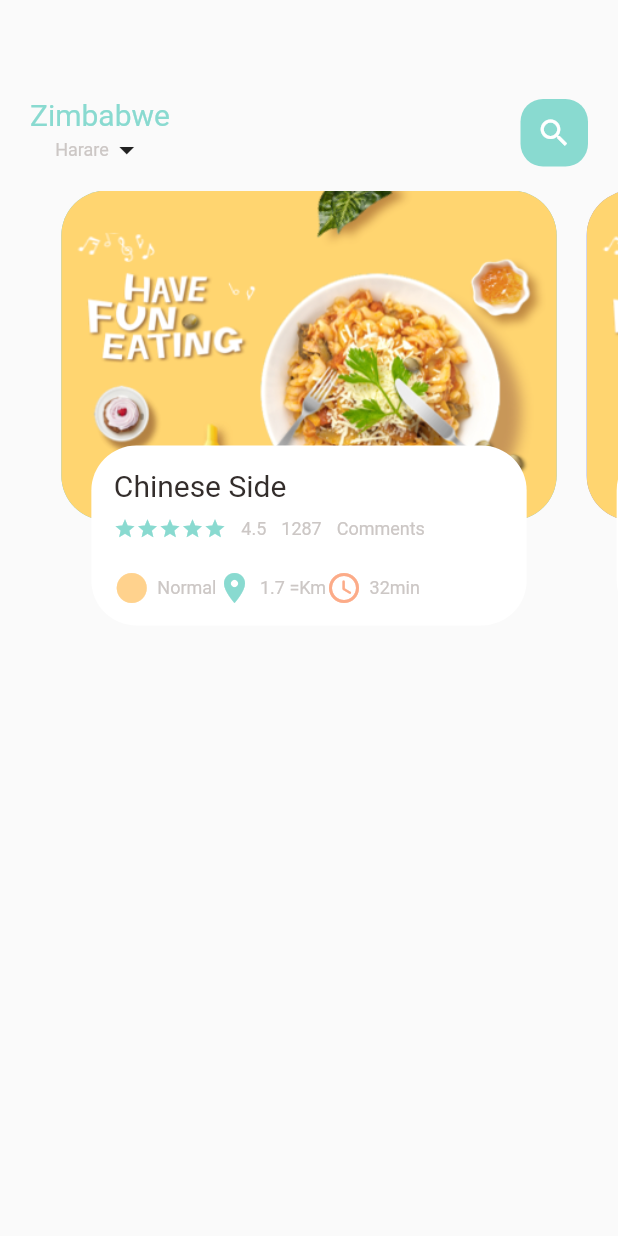
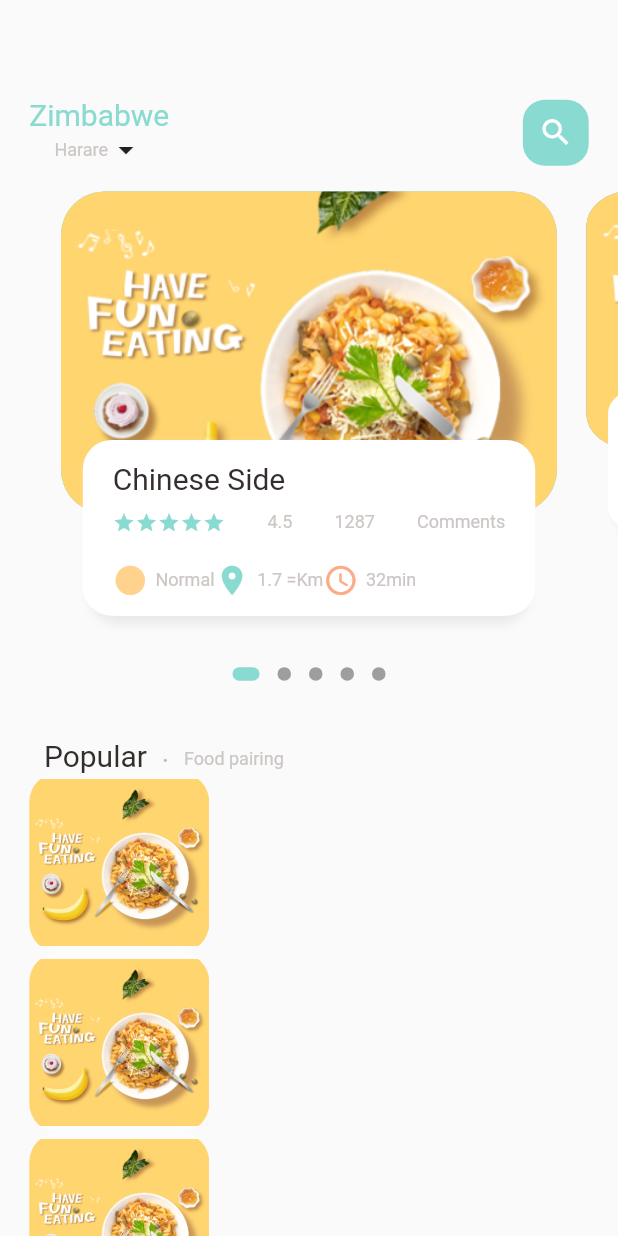
Before and after one commit to Cullex/food_delivery_clone, a Flutter app: the screen it shows after launch, on a phone screen of 412 x 824 dp. Run offline on Flutter 3.47's test engine with Material 2 defaults, Android fonts, the phone set to English and light mode, and no system bars; drawn by our look-alikes of dots_indicator; our stand-ins replace get.

Commit message:
scrolling_physics

```diff
--- a/lib/home/food_page_body.dart
+++ b/lib/home/food_page_body.dart
@@ -1,5 +1,7 @@
+import 'package:dots_indicator/dots_indicator.dart';
 import 'package:flutter/material.dart';
 import 'package:food_delivery/utils/colors.dart';
+import 'package:food_delivery/utils/dimensions.dart';
 import 'package:food_delivery/widgets/big_text.dart';
 import 'package:food_delivery/widgets/icon_and_text_widget.dart';
 import 'package:food_delivery/widgets/small_text.dart';
@@ -14,6 +16,7 @@ class _FoodPageBodyState extends State<FoodPageBody> {
   PageController pageController = PageController(viewportFraction: 0.85);
   var _currPageValue = 0.0;
   double _scaleFactor = 0.8;
+  double _height = Dimensions.pageViewContainer;
 
   @override
   void initState() {
@@ -33,28 +36,118 @@ class _FoodPageBodyState extends State<FoodPageBody> {
 
   @override
   Widget build(BuildContext context) {
-    return Container(
-      height: 320,
+    return Column(
+      children: [
+        //slider section
+        Container(
+          height: Dimensions.pageView,
           child: PageView.builder(
             controller: pageController,
               itemCount: 5,
               itemBuilder: (context, position){
             return _buildPageItem(position);
           }),
+        ),
+    //dots
+    new DotsIndicator(
+    dotsCount: 5,
+    position: _currPageValue,
+    decorator: DotsDecorator(
+      activeColor: AppColors.mainColor,
+    size: const Size.square(9.0),
+    activeSize: const Size(18.0, 9.0),
+    activeShape: RoundedRectangleBorder(borderRadius: BorderRadius.circular(5.0)),
+    ),
+    ),
+        //popular text
+        SizedBox(height: Dimensions.height30),
+        Container(
+          margin: EdgeInsets.only(left: Dimensions.width30),
+          child: Row(
+            crossAxisAlignment: CrossAxisAlignment.end,
+            children: [
+              BigText(text: "Popular"),
+              SizedBox(width: Dimensions.width10),
+              Container(
+                margin: const EdgeInsets.only(bottom: 3),
+                child: BigText(text: ".",color: Colors.black26),
+              ),
+              SizedBox(width: Dimensions.width10),
+              Container(
+                margin: const EdgeInsets.only(bottom: 2),
+                child: SmallText(text: "Food pairing",),
+              )
+              //list of food and images
+            ],
+          ),
+        ),
+        Container(
+          height: 700,
+          child: ListView.builder(
+            physics: AlwaysScrollableScrollPhysics(),
+            shrinkWrap: true,
+              itemCount: 10,
+              itemBuilder: (context, index){
+                return Container(
+                  margin: EdgeInsets.only(left: Dimensions.width20, right: Dimensions.width20),
+                  child: Row(
+                    children: [
+                      Container(
+                        width: 120,
+                        height: 120,
+                        decoration: BoxDecoration(
+                            borderRadius: BorderRadius.circular(Dimensions.radius20),
+                            color: Colors.white38,
+                            image: DecorationImage(
+                                image: AssetImage(
+                                    "assets/image/food0.png"
+                                )
+                            )
+                        ),
+                      )
+                    ],
+                  ),
+                );
+              }),
+        )
+        //list of food and images
+      ],
     );
   }
   Widget _buildPageItem(int index){
     Matrix4 matrix = new Matrix4.identity();
     if (index == _currPageValue.floor()){
       var currScale = 1-(_currPageValue-index)*(1-_scaleFactor);
+      var currTrans = _height*(1-currScale)/2;
+      matrix = Matrix4.diagonal3Values(1, currScale, 1)..setTranslationRaw(0, currScale, 0);
+
+    }else if(index == _currPageValue.floor()+1){
+      var currScale = _scaleFactor+(_currPageValue-index+1)*(1-_scaleFactor);
+      matrix = Matrix4.diagonal3Values(1, currScale, 1);
+      matrix = Matrix4.diagonal3Values(1, currScale, 1)..setTranslationRaw(0, currScale, 0);
+
+    }else if(index == _currPageValue.floor()-1){
+      var currScale = 1-(_currPageValue-index)*(1-_scaleFactor);
+      matrix = Matrix4.diagonal3Values(1, currScale, 1);
+      matrix = Matrix4.diagonal3Values(1, currScale, 1)..setTranslationRaw(0, currScale, 0);
+
+    }else{
+      var currScale = 0.8;
+      matrix = Matrix4.diagonal3Values(1, currScale, 1)..setTranslationRaw(0, _height*(1-_scaleFactor)/2, 1);
     }
-    return Stack(
+
+
+
+
+    return Transform(
+      transform: matrix,
+      child: Stack(
         children: [
           Container(
-          height: 220,
-          margin: EdgeInsets.only(left: 10, right: 10),
+            height: Dimensions.pageViewContainer,
+            margin: EdgeInsets.only(left: Dimensions.width10, right: Dimensions.height10),
             decoration: BoxDecoration(
-              borderRadius: BorderRadius.circular(30),
+                borderRadius: BorderRadius.circular(Dimensions.radius30),
                 color: index.isEven? Color(0xFF69c5df): Color(0xff9294cc),
                 image: DecorationImage(
                     image: AssetImage("assets/image/food0.png"),
@@ -65,20 +158,36 @@ class _FoodPageBodyState extends State<FoodPageBody> {
           Align(
             alignment: Alignment.bottomCenter,
             child: Container(
-            height: 120,
-            margin: EdgeInsets.only(left: 30, right: 30, bottom: 30),
+              height: Dimensions.pageViewTextContainer,
+              margin: EdgeInsets.only(left: Dimensions.width30, right: Dimensions.width30, bottom: Dimensions.height30),
               decoration: BoxDecoration(
-                borderRadius: BorderRadius.circular(30),
+                  borderRadius: BorderRadius.circular(Dimensions.radius20),
                   color: Colors.white,
+                boxShadow: [
+                  BoxShadow(
+                    color: Color(0xFFe8e8e8),
+                    blurRadius: 5.0,
+                    offset: Offset(0, 5),
+                  ),
+                  BoxShadow(
+                    color: Colors.white,
+                    offset: Offset(-5, 0)
+                  ),
+                  BoxShadow(
+                      color: Colors.white,
+                      offset: Offset(5, 0)
+                  ),
+                ]
               ),
               child: Container(
-              padding: EdgeInsets.only(top: 15, left: 15, right: 15),
+                padding: EdgeInsets.only(top: Dimensions.height15, left: 15, right: 15),
                 child: Column(
                   crossAxisAlignment: CrossAxisAlignment.start,
                   children: [
                     BigText(text: "Chinese Side"),
-                  SizedBox(height: 10),
+                    SizedBox(height: Dimensions.height10),
                     Row(
+                      mainAxisAlignment: MainAxisAlignment.spaceBetween,
                       children: [
                         Wrap(
                           children: List.generate(5, (index) => Icon(Icons.star, color: AppColors.mainColor, size: 15,)),
@@ -91,7 +200,7 @@ class _FoodPageBodyState extends State<FoodPageBody> {
                         SmallText(text: "Comments"),
                       ],
                     ),
-                  SizedBox(height: 20),
+                    SizedBox(height: Dimensions.height20),
                     Row(
                       children: [
                           IconAndTextWidget(icon: Icons.circle_sharp,
@@ -112,8 +221,10 @@ class _FoodPageBodyState extends State<FoodPageBody> {
                 ),
               ),
             ),
-        )
+          ),
+
         ],
+      ),
     );
   }
 }
--- a/lib/home/main_food_page.dart
+++ b/lib/home/main_food_page.dart
@@ -1,6 +1,7 @@
 import 'package:flutter/material.dart';
 import 'package:food_delivery/home/food_page_body.dart';
 import 'package:food_delivery/utils/colors.dart';
+import 'package:food_delivery/utils/dimensions.dart';
 import 'package:food_delivery/widgets/big_text.dart';
 import 'package:food_delivery/widgets/small_text.dart';
 class MainFoodPage extends StatefulWidget {
@@ -13,13 +14,14 @@ class MainFoodPage extends StatefulWidget {
 class _MainFoodPageState extends State<MainFoodPage> {
   @override
   Widget build(BuildContext context) {
+
     return Scaffold(
       body: Column(
         children: [
           Container(
             child: Container(
-              margin: EdgeInsets.only(top: 65, bottom: 15),
-              padding: EdgeInsets.only(left: 20, right: 20),
+              margin: EdgeInsets.only(top: 65, bottom: Dimensions.height15),
+              padding: EdgeInsets.only(left: Dimensions.width20, right: Dimensions.width20),
               child: Row(
                 mainAxisAlignment: MainAxisAlignment.spaceBetween,
                 children: [
@@ -36,11 +38,11 @@ class _MainFoodPageState extends State<MainFoodPage> {
                   ),
                   Center(
                     child: Container(
-                      width: 45,
-                      height: 45,
-                      child: Icon(Icons.search, color: Colors.white),
+                      width: Dimensions.height45,
+                      height: Dimensions.height45,
+                      child: Icon(Icons.search, color: Colors.white, size: Dimensions.iconSize24,),
                       decoration: BoxDecoration(
-                          borderRadius: BorderRadius.circular(15),
+                          borderRadius: BorderRadius.circular(Dimensions.radius15),
                           color: AppColors.mainColor,
                       ),
                     ),
@@ -49,7 +51,9 @@ class _MainFoodPageState extends State<MainFoodPage> {
               ),
             ),
           ),
-          FoodPageBody(),
+          Expanded(child: SingleChildScrollView(
+            child: FoodPageBody(),
+          )),
         ],
       )
     );
--- a/lib/main.dart
+++ b/lib/main.dart
@@ -1,5 +1,6 @@
 import 'package:flutter/material.dart';
 import 'package:food_delivery/home/main_food_page.dart';
+import 'package:get/get.dart';
 
 void main() {
   runApp(const MyApp());
@@ -11,7 +12,7 @@ class MyApp extends StatelessWidget {
   // This widget is the root of your application.
   @override
   Widget build(BuildContext context) {
-    return MaterialApp(
+    return GetMaterialApp(
       debugShowCheckedModeBanner: false,
       title: 'Flutter Demo',
       theme: ThemeData(
--- /dev/null
+++ b/lib/utils/dimensions.dart
@@ -0,0 +1,37 @@
+import 'package:get/get.dart';
+class Dimensions{
+  static double screenHeight = Get.context!.height;
+  static double screenWidth = Get.context!.width;
+
+
+  static double pageViewContainer = screenHeight/3.84;
+  static double pageViewTextContainer = screenHeight/7.03;
+  static double pageView = screenHeight/2.64;
+
+//dynamic height padding and margin
+  static double height10 = screenHeight/84.4;
+  static double height15 = screenHeight/56.27;
+  static double height20 = screenHeight/42.2;
+  static double height30 = screenHeight/28.13;
+  static double height45 = screenHeight/18.76;
+
+//dynamic width padding and margin
+  static double width10 = screenHeight/84.4;
+  static double width15 = screenHeight/56.27;
+  static double width20 = screenHeight/42.2;
+  static double width30 = screenHeight/28.13;
+
+  static double font20 = screenHeight/42.2;
+
+//radius
+  static double radius15 = screenHeight/56.27;
+  static double radius20 = screenHeight/42.2;
+  static double radius30 = screenHeight/28.13;
+
+
+
+  //icon size
+static double iconSize24 = screenHeight/35.17;
+
+
+}
--- a/lib/widgets/big_text.dart
+++ b/lib/widgets/big_text.dart
@@ -1,4 +1,5 @@
 import 'package:flutter/material.dart';
+import 'package:food_delivery/utils/dimensions.dart';
 
 class BigText extends StatelessWidget {
   Color? color;
@@ -22,7 +23,7 @@ class BigText extends StatelessWidget {
         fontFamily: 'Roboto',
         color: color,
         fontWeight: FontWeight.w400,
-        fontSize: size,
+        fontSize:size ==0?Dimensions.font20:size,
       ),
     );
   }
--- a/lib/widgets/icon_and_text_widget.dart
+++ b/lib/widgets/icon_and_text_widget.dart
@@ -1,4 +1,5 @@
 import 'package:flutter/material.dart';
+import 'package:food_delivery/utils/dimensions.dart';
 import 'package:food_delivery/widgets/small_text.dart';
 
 class IconAndTextWidget extends StatelessWidget {
@@ -17,7 +18,7 @@ class IconAndTextWidget extends StatelessWidget {
   Widget build(BuildContext context) {
     return Row(
       children: [
-        Icon(icon, color: iconColor,),
+        Icon(icon, color: iconColor, size: Dimensions.iconSize24,),
         SizedBox(width: 5),
         SmallText(text: text),
       ],
--- a/pubspec.yaml
+++ b/pubspec.yaml
@@ -12,6 +12,7 @@ dependencies:
   flutter:
     sdk: flutter
   get: ^4.1.4
+  dots_indicator: ^2.0.0
 
   cupertino_icons: ^1.0.2
 
```
Also changed, not shown: pubspec.lock. Lines whose indentation alone changed are shown as unchanged.
